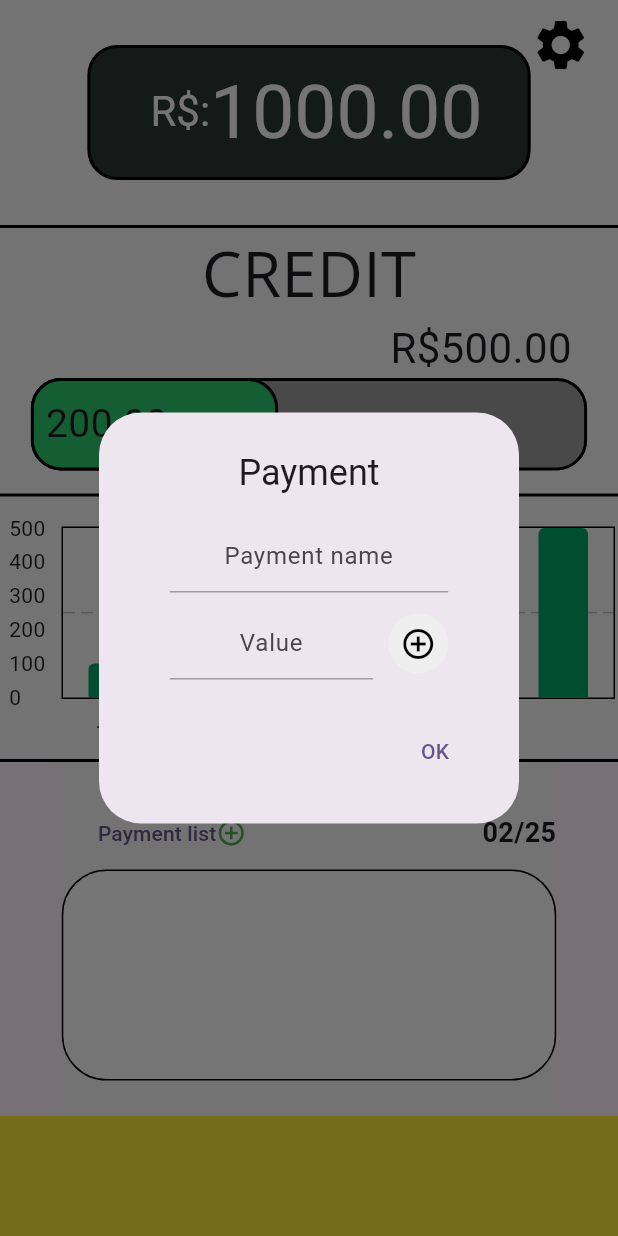
After one commit to douglasdodo1/Wallet-Doit, a Flutter app: the screen it shows after launch, after a tap on "Payment list", on a phone screen of 412 x 824 dp. The commit adds this screen. Run offline on Flutter 3.47's test engine with Material 3 defaults, Android fonts, the phone set to English and light mode, and no system bars; drawn by our look-alikes of fl_chart; network calls fail; Roboto replaces fonts that are missing (Open Sans).

Commit message:
temp 19/02/2025

```diff
--- a/frontend/lib/views/home_page.dart
+++ b/frontend/lib/views/home_page.dart
@@ -1,5 +1,5 @@
 import 'package:flutter/material.dart';
-import 'package:frontend/widgets/homeWidgets/paymentWidgets/payment_list_widget.dart';
+import 'package:frontend/widgets/homeWidgets/payment_list_widget.dart';
 import 'package:frontend/widgets/menuWidgets/creditWidgets/credit_widget.dart';
 import 'package:frontend/widgets/homeWidgets/debit_widget.dart';
 import 'package:frontend/widgets/homeWidgets/month_payment.dart';
--- a/frontend/lib/widgets/homeWidgets/debit_widget.dart
+++ b/frontend/lib/widgets/homeWidgets/debit_widget.dart
@@ -27,7 +27,7 @@ class DebitWidgetState extends State<DebitWidget> {
                 heightFactor: 0.6,
                 child: SizedBox(
                   child: FractionallySizedBox(
-                    widthFactor: 0.8,
+                    widthFactor: 1,
                     heightFactor: 1,
                     child: Container(
                       decoration: BoxDecoration(
@@ -59,12 +59,11 @@ class DebitWidgetState extends State<DebitWidget> {
               child: Stack(
                 children: [
                   Positioned(
-                    right: 2,
-                    top: 8,
+                    top: 10,
                     child: Icon(
                       Icons.settings,
                       color: Colors.black,
-                      size: 50,
+                      size: 40,
                     ),
                   ),
                 ],
--- /dev/null
+++ b/frontend/lib/widgets/homeWidgets/paymentWidgets/modal_new_payment.dart
@@ -0,0 +1,181 @@
+import 'package:flutter/material.dart';
+
+class ModalNewPayment extends StatefulWidget {
+  final Map<String, dynamic> payment;
+
+  ModalNewPayment({super.key, required this.payment});
+
+  @override
+  ModalNewPaymentState createState() => ModalNewPaymentState();
+}
+
+class ModalNewPaymentState extends State<ModalNewPayment> {
+  late TextEditingController titleController;
+  late TextEditingController valueController;
+  IconData? selectedIcon;
+  int value = 0;
+
+  @override
+  void initState() {
+    super.initState();
+    titleController =
+        TextEditingController(text: widget.payment['name_payment'] ?? '');
+    valueController = TextEditingController(
+        text: widget.payment['value'] != null
+            ? widget.payment['value'].toString()
+            : '0');
+
+    widget.payment['name_payment'] = '';
+    widget.payment['value'] = '0.00';
+
+    selectedIcon = Icons.add_circle_outline;
+    widget.payment['iconCode'] = selectedIcon?.codePoint.toString();
+
+    titleController.addListener(() {
+      widget.payment['name_payment'] = titleController.text;
+    });
+
+    valueController.addListener(() {
+      double parsedValue = double.tryParse(valueController.text) ?? 0.00;
+      parsedValue = double.parse(parsedValue.toStringAsFixed(2));
+      setState(() {
+        widget.payment['value'] = parsedValue.toString();
+      });
+    });
+  }
+
+  void openIconSelectionModal() {
+    showDialog(
+      context: context,
+      builder: (context) {
+        return AlertDialog(
+          title: const Text('Select an Icon'),
+          content: Wrap(
+            spacing: 10,
+            runSpacing: 10,
+            children: [
+              Icons.shopping_cart,
+              Icons.fastfood,
+              Icons.directions_car,
+              Icons.home,
+              Icons.sports_soccer,
+              Icons.phone_android,
+              Icons.fitness_center,
+              Icons.local_gas_station,
+              Icons.movie,
+            ].map((icon) {
+              return GestureDetector(
+                onTap: () {
+                  setState(() {
+                    selectedIcon = icon;
+                    value = icon.codePoint;
+                    print(value);
+                  });
+                  print('Selecionado: ${icon.codePoint}');
+                  setState(() {
+                    widget.payment['iconCode'] = value.toString();
+                  });
+                  Navigator.of(context).pop();
+                },
+                child: Container(
+                  padding: const EdgeInsets.all(10),
+                  decoration: BoxDecoration(
+                    shape: BoxShape.circle,
+                    color: Colors.grey[200],
+                  ),
+                  child: Icon(icon, size: 30, color: Colors.black),
+                ),
+              );
+            }).toList(),
+          ),
+        );
+      },
+    );
+  }
+
+  @override
+  void dispose() {
+    titleController.dispose();
+    valueController.dispose();
+    super.dispose();
+  }
+
+  @override
+  Widget build(BuildContext context) {
+    return AlertDialog(
+      title: const Center(child: Text('Payment')),
+      content: SingleChildScrollView(
+        child: Column(
+          mainAxisSize: MainAxisSize.min,
+          children: [
+            FractionallySizedBox(
+              widthFactor: 0.8,
+              child: TextField(
+                controller: titleController,
+                textAlign: TextAlign.center,
+                keyboardType: TextInputType.text,
+                decoration: const InputDecoration(
+                  border: UnderlineInputBorder(),
+                  focusedBorder: UnderlineInputBorder(
+                    borderSide: BorderSide(color: Colors.blue, width: 2),
+                  ),
+                  enabledBorder: UnderlineInputBorder(
+                    borderSide: BorderSide(color: Colors.grey, width: 1),
+                  ),
+                  hintText: "Payment name",
+                ),
+              ),
+            ),
+            const SizedBox(height: 10),
+            FractionallySizedBox(
+              widthFactor: 0.8,
+              child: Row(
+                children: [
+                  Expanded(
+                    child: TextField(
+                      controller: valueController,
+                      textAlign: TextAlign.center,
+                      keyboardType: TextInputType.number,
+                      decoration: const InputDecoration(
+                        border: UnderlineInputBorder(),
+                        focusedBorder: UnderlineInputBorder(
+                          borderSide: BorderSide(color: Colors.blue, width: 2),
+                        ),
+                        enabledBorder: UnderlineInputBorder(
+                          borderSide: BorderSide(color: Colors.grey, width: 1),
+                        ),
+                        hintText: "Value",
+                      ),
+                    ),
+                  ),
+                  const SizedBox(width: 10),
+                  GestureDetector(
+                    onTap: openIconSelectionModal,
+                    child: Container(
+                      width: 40,
+                      height: 40,
+                      decoration: BoxDecoration(
+                        color: Colors.grey[200],
+                        shape: BoxShape.circle,
+                      ),
+                      child: Icon(selectedIcon, size: 24, color: Colors.black),
+                    ),
+                  ),
+                ],
+              ),
+            ),
+          ],
+        ),
+      ),
+      actions: [
+        TextButton(
+          onPressed: () {
+            print(widget.payment['value']);
+            Navigator.of(context).pop();
+          },
+          child: const Text('OK'),
+        ),
+      ],
+    );
+  }
+}
--- a/frontend/lib/widgets/homeWidgets/paymentWidgets/payment_list_widget.dart
+++ b/frontend/lib/widgets/homeWidgets/payment_list_widget.dart
@@ -1,6 +1,9 @@
 import 'package:flutter/material.dart';
 import 'package:frontend/widgets/homeWidgets/paymentWidgets/card_payment_widget.dart';
-import 'modal_widget.dart';
+import 'package:frontend/widgets/homeWidgets/paymentWidgets/modal_new_payment.dart';
+import 'paymentWidgets/modal_widget.dart';
+import 'dart:convert';
+import 'package:http/http.dart' as http;
 
 class PaymentListWidget extends StatefulWidget {
   const PaymentListWidget({super.key});
@@ -10,27 +13,68 @@ class PaymentListWidget extends StatefulWidget {
 }
 
 class PaymentListWidgetState extends State<PaymentListWidget> {
-  final List<String> payments = [
-    'dividas',
-    'Feb',
-    'Mar',
-    'Apr',
-    'May',
-    'Jun',
-    'Jul',
-  ];
+  List payments = [];
+  var payment = {'name_payment': '', 'value': '', 'iconCode': ''};
+
+  Future<void> fetchData() async {
+    final response = await http.get(
+      Uri.parse('http://192.168.18.212:3000/read-all-payment-list'),
+      headers: {
+        'Authorization':
+            'Bearer eyJhbGciOiJIUzI1NiIsInR5cCI6IkpXVCJ9.eyJjcGYiOiIxMjM0NTY3ODkxMSIsImlhdCI6MTczOTg0NzY5OCwiZXhwIjoxNzM5ODUxMjk4fQ.pOeKW7WknReFgbJ_S_UqgMIjAcSgQEGet3IbgRG24IA',
+        'Content-Type': 'application/json',
+      },
+    );
+
+    if (response.statusCode == 201) {
+      setState(() {
+        var data = json.decode(response.body);
+        payments = data;
+      });
+    }
+  }
+
+  Future<void> sendData(payment) async {
+    final response = await http.post(
+        Uri.parse('http://192.168.18.212:3000/create-payment-list'),
+        headers: {
+          'Authorization':
+              'Bearer eyJhbGciOiJIUzI1NiIsInR5cCI6IkpXVCJ9.eyJjcGYiOiIxMjM0NTY3ODkxMSIsImlhdCI6MTczOTg0NzY5OCwiZXhwIjoxNzM5ODUxMjk4fQ.pOeKW7WknReFgbJ_S_UqgMIjAcSgQEGet3IbgRG24IA',
+          'Content-Type': 'application/json'
+        },
+        body: jsonEncode(payment));
+
+    if (response.statusCode == 200) {
+      var f = jsonDecode(response.body);
+      print("The payment: $f");
+    } else {
+      print(
+          "Erro ao enviar pagamento: ${response.statusCode} - ${response.body}");
+    }
+  }
 
   bool _isDragging = false;
   final GlobalKey _trashKey = GlobalKey();
   final ValueNotifier<bool> _isOverTrashNotifier = ValueNotifier<bool>(false);
 
-  void _showPaymentDialog(String name, double value) {
+  void _showPaymentModal(String name, double value) {
     showDialog(
       context: context,
       builder: (BuildContext context) {
         return ModalWidget(paymentName: name, paymentValue: value);
       },
     );
+  }
+
+  void _showNewPaymentModal(payment) {
+    showDialog(
+      context: context,
+      builder: (BuildContext context) {
+        return ModalNewPayment(
+          payment: payment,
+        );
+      },
+    ).then((_) => sendData(payment)).then((_) => fetchData());
   }
 
   bool _checkIfInsideTrash(Offset position) {
@@ -52,14 +96,48 @@ class PaymentListWidgetState extends State<PaymentListWidget> {
   }
 
   @override
+  void initState() {
+    super.initState();
+    fetchData();
+  }
+
+  @override
   Widget build(BuildContext context) {
     return FractionallySizedBox(
       heightFactor: 0.8,
       widthFactor: 0.8,
       child: Column(
         children: [
-          const Text('Payment list',
-              style: TextStyle(fontSize: 18, fontWeight: FontWeight.bold)),
+          SizedBox(
+            child: Row(
+              children: [
+                ElevatedButton(
+                  onPressed: () => _showNewPaymentModal(payment),
+                  style: ElevatedButton.styleFrom(
+                    backgroundColor: Color.fromARGB(255, 250, 250, 250),
+                    elevation: 0,
+                    side: BorderSide.none,
+                    shape: RoundedRectangleBorder(
+                        borderRadius: BorderRadius.circular(10)),
+                  ),
+                  child: Row(
+                    children: [
+                      const Text("Payment list"),
+                      Icon(
+                        Icons.add_circle_outline,
+                        color: Colors.green,
+                        size: 20,
+                      ),
+                    ],
+                  ),
+                ),
+                Spacer(),
+                Text('02/25',
+                    style:
+                        TextStyle(fontSize: 18, fontWeight: FontWeight.bold)),
+              ],
+            ),
+          ),
           Expanded(
             child: Stack(
               children: [
@@ -80,8 +158,8 @@ class PaymentListWidgetState extends State<PaymentListWidget> {
                     ),
                     itemCount: payments.length,
                     itemBuilder: (context, index) {
-                      return Draggable<String>(
-                        data: payments[index],
+                      return Draggable<Object>(
+                        data: payments[index]['name_payment'] as String?,
                         onDragStarted: () {
                           setState(() {
                             _isDragging = true;
@@ -104,8 +182,8 @@ class PaymentListWidgetState extends State<PaymentListWidget> {
                         },
                         childWhenDragging: Opacity(
                           opacity: 0.5,
-                          child:
-                              CardPaymentWidget(paymentName: payments[index]),
+                          child: CardPaymentWidget(
+                              paymentName: payments[index]['name_payment']),
                         ),
                         feedback: ValueListenableBuilder<bool>(
                           valueListenable: _isOverTrashNotifier,
@@ -116,16 +194,22 @@ class PaymentListWidgetState extends State<PaymentListWidget> {
                                 width: isOverTrash ? 100 : 60,
                                 height: isOverTrash ? 100 : 60,
                                 child: CardPaymentWidget(
-                                    paymentName: payments[index]),
+                                    paymentName: payments[index]
+                                        ['name_payment']),
                               ),
                             );
                           },
                         ),
                         child: GestureDetector(
-                          onTap: () =>
-                              _showPaymentDialog(payments[index], 50.00),
-                          child:
-                              CardPaymentWidget(paymentName: payments[index]),
+                          onTap: () => _showPaymentModal(
+                            payments[index]
+                                ['name_payment'], // Use o índice do mapa
+                            50.00,
+                          ),
+                          child: CardPaymentWidget(
+                            paymentName: payments[index]
+                                ['name_payment'], // Acessando como um mapa
+                          ),
                         ),
                       );
                     },
```
Also changed, not shown: frontend/lib/widgets/homeWidgets/month_payment.dart (+2 -18 lines), 5 other files.
